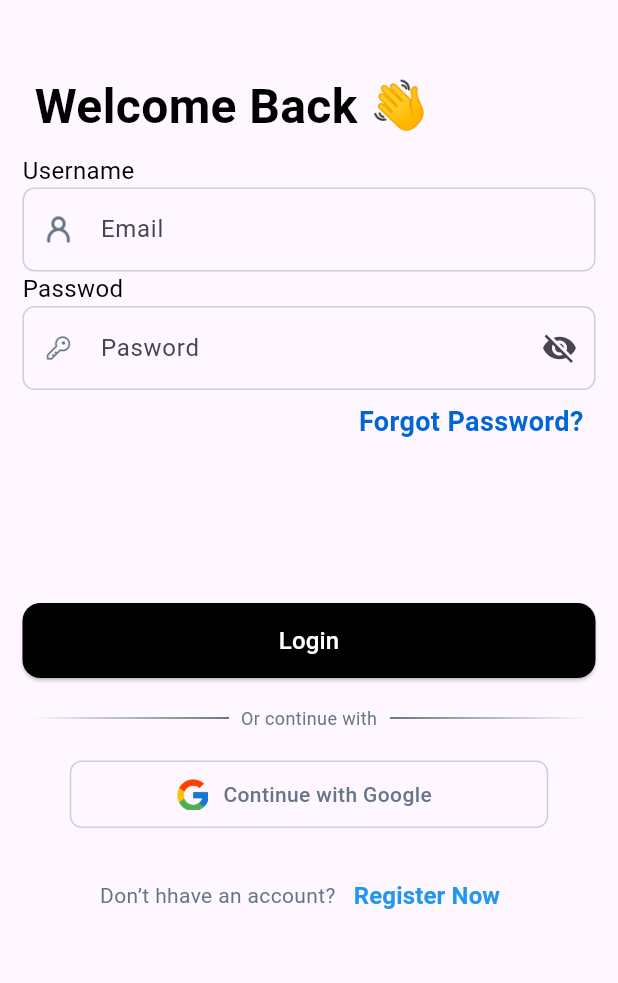
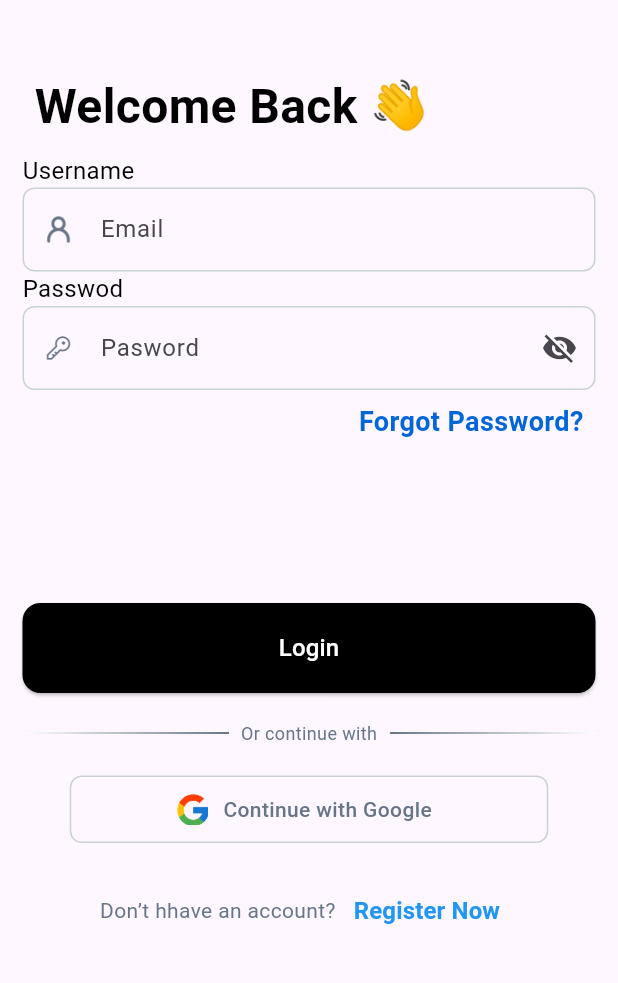
Before and after one commit to MSudaisdev05/my-first-app, a Flutter app: the screen it shows after launch, on a phone screen of 412 x 824 dp, the part 177-1160 px from its top. Run offline on Flutter 3.47's test engine with Material 3 defaults, Android fonts, the phone set to English and light mode, and no system bars.

Commit message:
space issue solved

```diff
--- a/lib/ui/custom_widgets/custombutton.dart
+++ b/lib/ui/custom_widgets/custombutton.dart
@@ -9,7 +9,7 @@ class CustomButton extends StatelessWidget {
   Widget build(BuildContext context) {
     return Container(
       width: double.infinity,
-      height: 50,
+      height: 60,
       child: ElevatedButton(
         style: ElevatedButton.styleFrom(
           backgroundColor: Colors.black,
@@ -18,7 +18,10 @@ class CustomButton extends StatelessWidget {
           ),
         ),
         onPressed: () {},
-        child: Text(text?? '', style: TextStyle(fontSize: 16, color: whiteColor)),
+        child: Text(
+          text ?? '',
+          style: TextStyle(fontSize: 16, color: whiteColor),
+        ),
       ),
     );
   }
```
